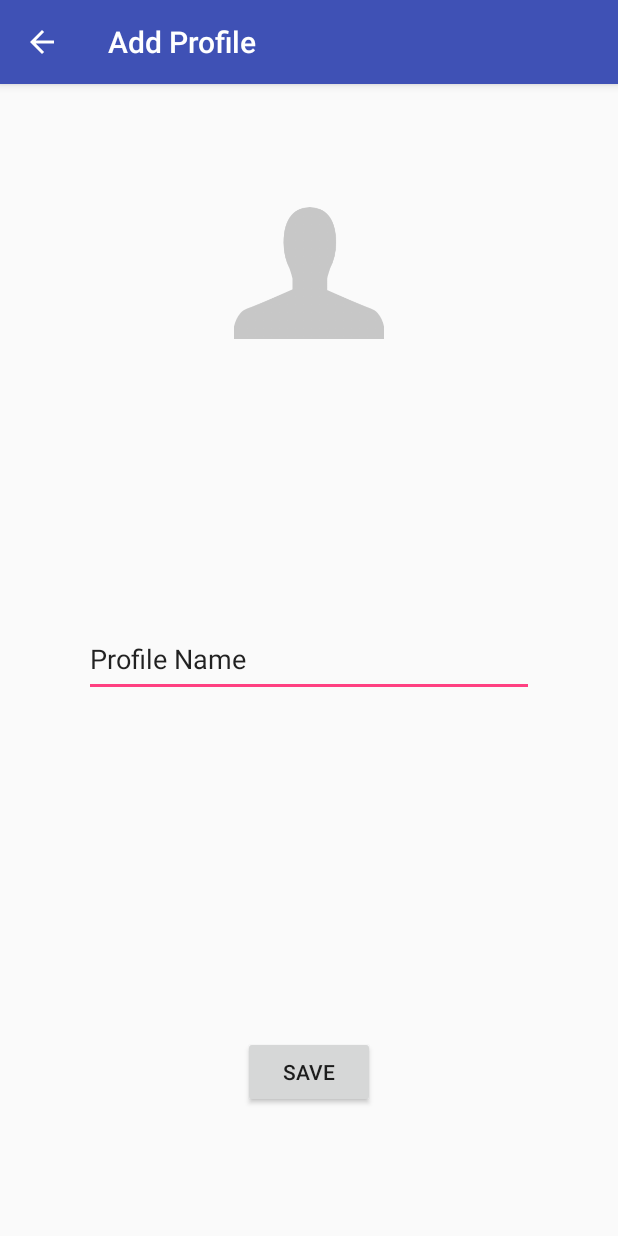
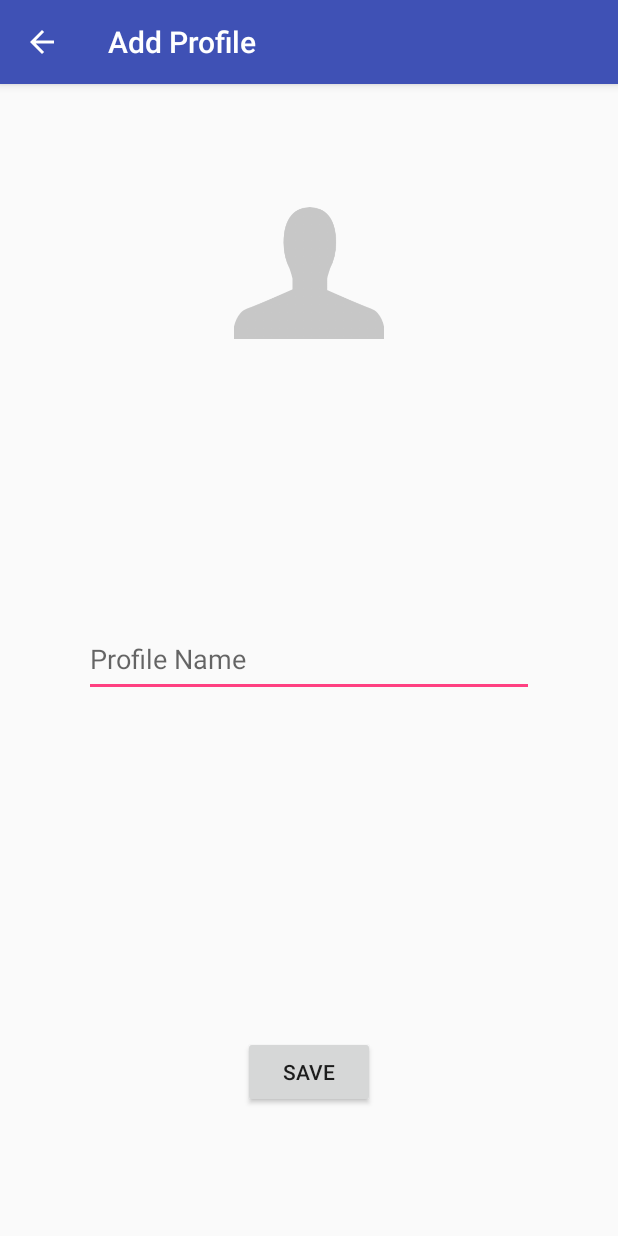
Before and after one commit to magnijacopo/BlackHolesGroup11, an Android app: the AddProfileActivity screen opened directly, with no data from a screen before it, on a phone screen of 412 x 824 dp. Run offline under Robolectric (Android 15) with nearby library versions, the phone set to English and light mode, and no system bars.

Commit message:
cambiamenti vari

```diff
--- a/app/src/main/java/it/polimi/group11/database/DatabaseHelper.java
+++ b/app/src/main/java/it/polimi/group11/database/DatabaseHelper.java
@@ -96,7 +96,6 @@ public class DatabaseHelper extends SQLiteOpenHelper {
             return true;} catch(SQLiteException e){
             e.printStackTrace();
             return false;}
-
     }
 
     public boolean insertProfile(String name) {
--- a/app/src/main/res/layout/content_add_profile.xml
+++ b/app/src/main/res/layout/content_add_profile.xml
@@ -34,10 +34,12 @@
         android:layout_width="300dp"
         android:layout_height="50dp"
         android:inputType="textPersonName"
-        android:text="Profile Name"
         android:ems="10"
         android:id="@+id/editTextProfileName"
         android:layout_centerVertical="true"
         android:layout_centerHorizontal="true"
-        android:editable="true" />
+        android:editable="false"
+        android:visibility="visible"
+        android:textIsSelectable="false"
+        android:hint="Profile Name" />
 </RelativeLayout>
```
